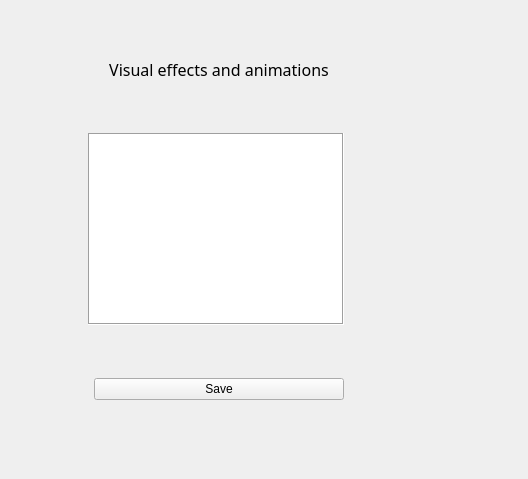
SiamSami/Deepin-kwin-settings, file deepin_kwin_settings.ui: the form before one commit.
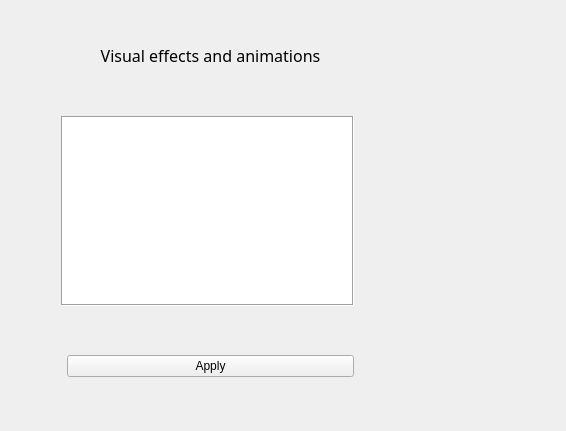
The form after the commit.

Diff of the .ui file:
```diff
--- a/deepin_kwin_settings.ui
+++ b/deepin_kwin_settings.ui
@@ -6,8 +6,8 @@
    <rect>
     <x>0</x>
     <y>0</y>
-    <width>528</width>
-    <height>479</height>
+    <width>566</width>
+    <height>431</height>
    </rect>
   </property>
   <property name="windowTitle">
@@ -19,54 +19,14 @@
      <rect>
       <x>10</x>
       <y>0</y>
-      <width>411</width>
-      <height>411</height>
+      <width>401</width>
+      <height>421</height>
      </rect>
     </property>
     <layout class="QGridLayout" name="gridLayout">
-     <item row="0" column="1">
+     <item row="1" column="1">
       <layout class="QFormLayout" name="formLayout">
        <item row="2" column="1">
-        <spacer name="verticalSpacer">
-         <property name="orientation">
-          <enum>Qt::Vertical</enum>
-         </property>
-         <property name="sizeHint" stdset="0">
-          <size>
-           <width>20</width>
-           <height>40</height>
-          </size>
-         </property>
-        </spacer>
-       </item>
-       <item row="5" column="1">
-        <spacer name="verticalSpacer_2">
-         <property name="orientation">
-          <enum>Qt::Vertical</enum>
-         </property>
-         <property name="sizeHint" stdset="0">
-          <size>
-           <width>20</width>
-           <height>40</height>
-          </size>
-         </property>
-        </spacer>
-       </item>
-       <item row="6" column="1">
-        <widget class="QPushButton" name="pushButton">
-         <property name="text">
-          <string>Save</string>
-         </property>
-        </widget>
-       </item>
-       <item row="4" column="0" colspan="2">
-        <widget class="QListWidget" name="listWidget">
-         <property name="frameShape">
-          <enum>QFrame::Box</enum>
-         </property>
-        </widget>
-       </item>
-       <item row="1" column="1">
         <widget class="QLabel" name="label">
          <property name="font">
           <font>
@@ -79,8 +39,8 @@
          </property>
         </widget>
        </item>
-       <item row="0" column="1">
-        <spacer name="verticalSpacer_3">
+       <item row="3" column="1">
+        <spacer name="verticalSpacer">
          <property name="orientation">
           <enum>Qt::Vertical</enum>
          </property>
@@ -92,13 +52,56 @@
          </property>
         </spacer>
        </item>
+       <item row="4" column="0" colspan="2">
+        <widget class="QListWidget" name="listWidget">
+         <property name="frameShape">
+          <enum>QFrame::Box</enum>
+         </property>
+        </widget>
+       </item>
+       <item row="6" column="1">
+        <spacer name="verticalSpacer_2">
+         <property name="orientation">
+          <enum>Qt::Vertical</enum>
+         </property>
+         <property name="sizeHint" stdset="0">
+          <size>
+           <width>20</width>
+           <height>40</height>
+          </size>
+         </property>
+        </spacer>
+       </item>
+       <item row="7" column="1">
+        <widget class="QPushButton" name="pushButton">
+         <property name="text">
+          <string>Apply</string>
+         </property>
+        </widget>
+       </item>
       </layout>
      </item>
-     <item row="0" column="2">
+     <item row="0" column="1" colspan="2">
+      <spacer name="verticalSpacer_3">
+       <property name="orientation">
+        <enum>Qt::Vertical</enum>
+       </property>
+       <property name="sizeHint" stdset="0">
+        <size>
+         <width>20</width>
+         <height>40</height>
+        </size>
+       </property>
+      </spacer>
+     </item>
+     <item row="1" column="0">
       <spacer name="horizontalSpacer_2">
        <property name="orientation">
         <enum>Qt::Horizontal</enum>
        </property>
+       <property name="sizeType">
+        <enum>QSizePolicy::Preferred</enum>
+       </property>
        <property name="sizeHint" stdset="0">
         <size>
          <width>40</width>
@@ -107,11 +110,14 @@
        </property>
       </spacer>
      </item>
-     <item row="0" column="0">
+     <item row="1" column="2">
       <spacer name="horizontalSpacer">
        <property name="orientation">
         <enum>Qt::Horizontal</enum>
        </property>
+       <property name="sizeType">
+        <enum>QSizePolicy::Preferred</enum>
+       </property>
        <property name="sizeHint" stdset="0">
         <size>
          <width>40</width>
@@ -120,6 +126,19 @@
        </property>
       </spacer>
      </item>
+     <item row="2" column="1">
+      <spacer name="verticalSpacer_4">
+       <property name="orientation">
+        <enum>Qt::Vertical</enum>
+       </property>
+       <property name="sizeHint" stdset="0">
+        <size>
+         <width>20</width>
+         <height>40</height>
+        </size>
+       </property>
+      </spacer>
+     </item>
     </layout>
    </widget>
   </widget>
```
